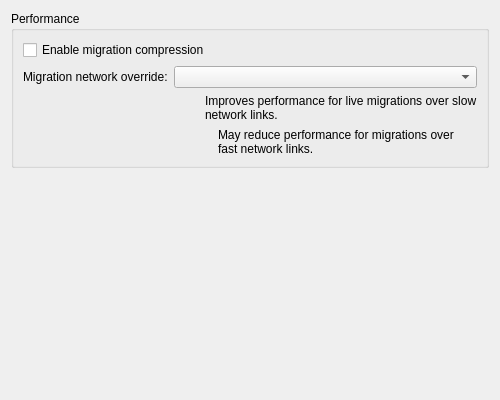
Above: src/xenadmin-ui/settingspanels/pooladvancededitpage.ui from gounthar/XenAdminQt before the change. Below: the same form after it.
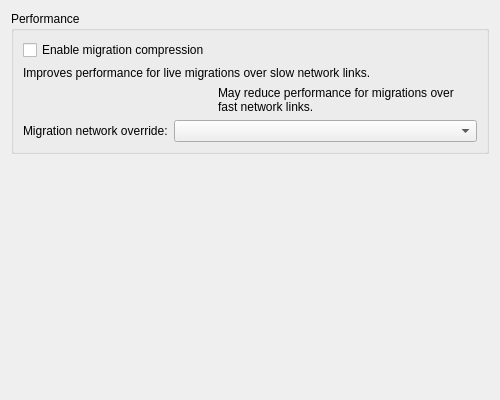
That is the form after the change. Icons and pictures are not drawn.

Commit message: fixed UI of advanced pool settings

```diff
--- a/src/xenadmin-ui/settingspanels/pooladvancededitpage.ui
+++ b/src/xenadmin-ui/settingspanels/pooladvancededitpage.ui
@@ -25,42 +25,17 @@
        </widget>
       </item>
       <item>
-       <layout class="QFormLayout" name="formLayoutMigrationNetwork">
-        <item row="0" column="0">
-         <widget class="QLabel" name="labelMigrationNetwork">
-          <property name="text">
-           <string>Migration network override:</string>
-          </property>
-         </widget>
-        </item>
-        <item row="0" column="1">
-         <widget class="QComboBox" name="comboMigrationNetwork"/>
-        </item>
-       </layout>
-      </item>
-      <item>
-       <layout class="QHBoxLayout" name="horizontalLayout_1">
-        <item>
-         <widget class="QLabel" name="labelInfo1Icon">
-          <property name="text">
-           <string/>
-          </property>
-          <property name="pixmap">
-           <pixmap resource="../resources.qrc">:/icons/info.png</pixmap>
-          </property>
-         </widget>
-        </item>
-        <item>
          <widget class="QLabel" name="labelInfo1">
           <property name="text">
            <string>Improves performance for live migrations over slow network links.</string>
           </property>
+        <property name="alignment">
+         <set>Qt::AlignLeading|Qt::AlignLeft|Qt::AlignTop</set>
+        </property>
           <property name="wordWrap">
            <bool>true</bool>
           </property>
          </widget>
-        </item>
-       </layout>
       </item>
       <item>
        <layout class="QHBoxLayout" name="horizontalLayout_2">
@@ -79,6 +54,9 @@
           <property name="text">
            <string>May reduce performance for migrations over fast network links.</string>
           </property>
+          <property name="alignment">
+           <set>Qt::AlignLeading|Qt::AlignLeft|Qt::AlignTop</set>
+          </property>
           <property name="wordWrap">
            <bool>true</bool>
           </property>
@@ -86,6 +64,20 @@
         </item>
        </layout>
       </item>
+      <item>
+       <layout class="QFormLayout" name="formLayoutMigrationNetwork">
+        <item row="0" column="0">
+         <widget class="QLabel" name="labelMigrationNetwork">
+          <property name="text">
+           <string>Migration network override:</string>
+          </property>
+         </widget>
+        </item>
+        <item row="0" column="1">
+         <widget class="QComboBox" name="comboMigrationNetwork"/>
+        </item>
+       </layout>
+      </item>
      </layout>
     </widget>
    </item>
```
Lines whose indentation alone changed are shown as unchanged. The commit also changes 1 other file.
